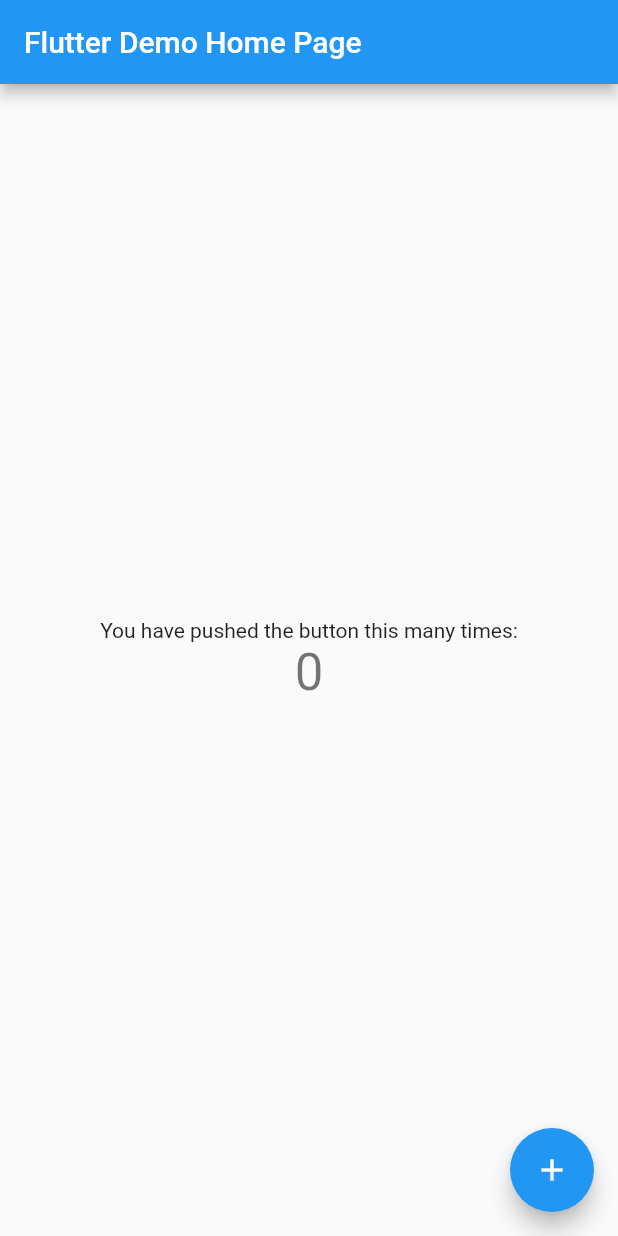
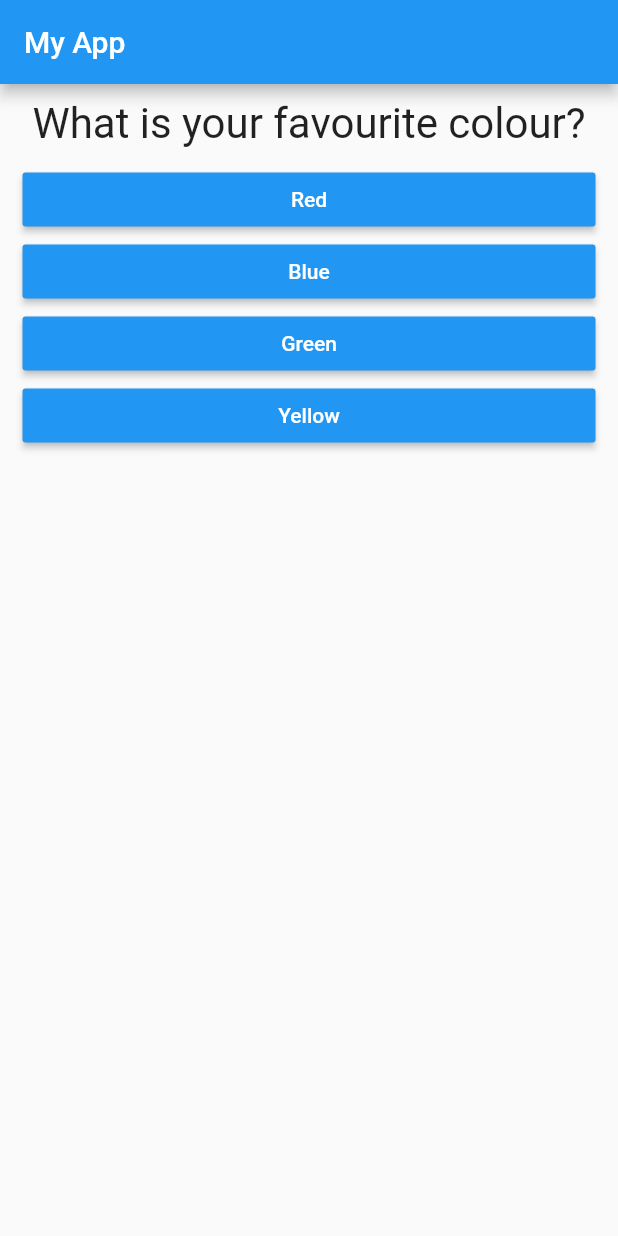
Before and after one commit to brandon-pickup/flutter, a Flutter app: the screen it shows after launch, on a phone screen of 412 x 824 dp. Run offline on Flutter 3.47's test engine with Material 2 defaults, Android fonts, the phone set to English and light mode, and no system bars.

Commit message:
Added all the little quiz bits into their own widgets. Section done

```diff
--- /dev/null
+++ b/flutter_quiz_app/lib/answer.dart
@@ -0,0 +1,22 @@
+import 'package:flutter/material.dart';
+
+class Answer extends StatelessWidget {
+  final Function onPressedHandler;
+  final String answerText;
+
+  Answer(this.onPressedHandler, this.answerText);
+
+  @override
+  Widget build(BuildContext context) {
+    return Container(
+      width: double.infinity,
+      margin: EdgeInsets.only(left: 15, right: 15),
+      child: RaisedButton(
+        child: Text(answerText),
+        color: Colors.blue,
+        textColor: Colors.white,
+        onPressed: onPressedHandler,
+      ),
+    );
+  }
+}
--- a/flutter_quiz_app/lib/main.dart
+++ b/flutter_quiz_app/lib/main.dart
@@ -1,117 +1,65 @@
 import 'package:flutter/material.dart';
+import './quiz.dart';
+import './result.dart';
 
-void main() {
-  runApp(MyApp());
-}
+void main() => runApp(MyApp());
 
-class MyApp extends StatelessWidget {
-  // This widget is the root of your application.
+class MyApp extends StatefulWidget {
   @override
-  Widget build(BuildContext context) {
-    return MaterialApp(
-      title: 'Flutter Demo',
-      theme: ThemeData(
-        // This is the theme of your application.
-        //
-        // Try running your application with "flutter run". You'll see the
-        // application has a blue toolbar. Then, without quitting the app, try
-        // changing the primarySwatch below to Colors.green and then invoke
-        // "hot reload" (press "r" in the console where you ran "flutter run",
-        // or simply save your changes to "hot reload" in a Flutter IDE).
-        // Notice that the counter didn't reset back to zero; the application
-        // is not restarted.
-        primarySwatch: Colors.blue,
-        // This makes the visual density adapt to the platform that you run
-        // the app on. For desktop platforms, the controls will be smaller and
-        // closer together (more dense) than on mobile platforms.
-        visualDensity: VisualDensity.adaptivePlatformDensity,
-      ),
-      home: MyHomePage(title: 'Flutter Demo Home Page'),
-    );
+  State<StatefulWidget> createState() {
+    return _MyAppState();
   }
 }
 
-class MyHomePage extends StatefulWidget {
-  MyHomePage({Key key, this.title}) : super(key: key);
+class _MyAppState extends State<MyApp> {
+  var _score = 0;
+  var _questionIndex = 0;
+  final _questions = const [
+    {
+      'questionText': 'What is your favourite colour?',
+      'answers': [
+        {'text': 'Red', 'score': 10},
+        {'text': 'Blue', 'score': 5},
+        {'text': 'Green', 'score': 3},
+        {'text': 'Yellow', 'score': 1}
+      ],
+    },
+    {
+      'questionText': 'What is your favourite animal?',
+      'answers': [
+        {'text': 'Dog', 'score': 1},
+        {'text': 'Cat', 'score': 5},
+        {'text': 'Unicorn', 'score': 10},
+      ],
+    },
+  ];
 
-  // This widget is the home page of your application. It is stateful, meaning
-  // that it has a State object (defined below) that contains fields that affect
-  // how it looks.
+  void _answerQuestion(int score) {
+    _score += score;
+    setState(() {
+      _questionIndex++;
+    });
+  }
 
-  // This class is the configuration for the state. It holds the values (in this
-  // case the title) provided by the parent (in this case the App widget) and
-  // used by the build method of the State. Fields in a Widget subclass are
-  // always marked "final".
-
-  final String title;
-
-  @override
-  _MyHomePageState createState() => _MyHomePageState();
-}
-
-class _MyHomePageState extends State<MyHomePage> {
-  int _counter = 0;
-
-  void _incrementCounter() {
+  void _resetQuiz()
+  {
     setState(() {
-      // This call to setState tells the Flutter framework that something has
-      // changed in this State, which causes it to rerun the build method below
-      // so that the display can reflect the updated values. If we changed
-      // _counter without calling setState(), then the build method would not be
-      // called again, and so nothing would appear to happen.
-      _counter++;
+      _questionIndex = 0;
+      _score = 0;
     });
   }
 
   @override
   Widget build(BuildContext context) {
-    // This method is rerun every time setState is called, for instance as done
-    // by the _incrementCounter method above.
-    //
-    // The Flutter framework has been optimized to make rerunning build methods
-    // fast, so that you can just rebuild anything that needs updating rather
-    // than having to individually change instances of widgets.
-    return Scaffold(
-      appBar: AppBar(
-        // Here we take the value from the MyHomePage object that was created by
-        // the App.build method, and use it to set our appbar title.
-        title: Text(widget.title),
+    return MaterialApp(
+      home: Scaffold(
+        appBar: AppBar(
+          title: Text("My App"),
+        ),
+        body: _questionIndex < _questions.length
+            ? Quiz(_questions, _questionIndex, _answerQuestion)
+            : Result(_score, _resetQuiz),
       ),
-      body: Center(
-        // Center is a layout widget. It takes a single child and positions it
-        // in the middle of the parent.
-        child: Column(
-          // Column is also a layout widget. It takes a list of children and
-          // arranges them vertically. By default, it sizes itself to fit its
-          // children horizontally, and tries to be as tall as its parent.
-          //
-          // Invoke "debug painting" (press "p" in the console, choose the
-          // "Toggle Debug Paint" action from the Flutter Inspector in Android
-          // Studio, or the "Toggle Debug Paint" command in Visual Studio Code)
-          // to see the wireframe for each widget.
-          //
-          // Column has various properties to control how it sizes itself and
-          // how it positions its children. Here we use mainAxisAlignment to
-          // center the children vertically; the main axis here is the vertical
-          // axis because Columns are vertical (the cross axis would be
-          // horizontal).
-          mainAxisAlignment: MainAxisAlignment.center,
-          children: <Widget>[
-            Text(
-              'You have pushed the button this many times:',
-            ),
-            Text(
-              '$_counter',
-              style: Theme.of(context).textTheme.headline4,
-            ),
-          ],
-        ),
-      ),
-      floatingActionButton: FloatingActionButton(
-        onPressed: _incrementCounter,
-        tooltip: 'Increment',
-        child: Icon(Icons.add),
-      ), // This trailing comma makes auto-formatting nicer for build methods.
     );
   }
 }
--- /dev/null
+++ b/flutter_quiz_app/lib/question.dart
@@ -0,0 +1,20 @@
+import 'package:flutter/material.dart';
+
+class Question extends StatelessWidget {
+  final String questionText;
+
+  Question(this.questionText);
+
+  @override
+  Widget build(BuildContext context) {
+    return Container(
+      width: double.infinity,
+      margin: EdgeInsets.all(10),
+      child: Text(
+        questionText,
+        style: TextStyle(fontSize: 28),
+        textAlign: TextAlign.center,
+      ),
+    );
+  }
+}
--- /dev/null
+++ b/flutter_quiz_app/lib/quiz.dart
@@ -0,0 +1,30 @@
+import 'package:flutter/material.dart';
+import './question.dart';
+import 'answer.dart';
+
+class Quiz extends StatelessWidget {
+  final List<Map<String, Object>> _questions;
+  final int _questionIndex;
+  final Function _answerQuestionHandler;
+
+  Quiz(
+    this._questions,
+    this._questionIndex,
+    this._answerQuestionHandler,
+  );
+
+  @override
+  Widget build(BuildContext context) {
+    return Column(
+      children: [
+        Question(
+          _questions[_questionIndex]['questionText'],
+        ),
+        ...(_questions[_questionIndex]['answers'] as List<Map<String,Object>>)
+            .map((answer) {
+          return Answer(() => _answerQuestionHandler(answer['score']), answer['text']);
+        }).toList(),
+      ],
+    );
+  }
+}
--- /dev/null
+++ b/flutter_quiz_app/lib/result.dart
@@ -0,0 +1,35 @@
+import 'package:flutter/material.dart';
+
+class Result extends StatelessWidget {
+  final int _score;
+  final Function _resetHandler;
+
+  Result(this._score, this._resetHandler);
+
+  String get resultPhrase => "You did it, with a final score of: $_score";
+
+  @override
+  Widget build(BuildContext context) {
+    return Center(
+      child: Column(
+        children: [
+          Text(
+            resultPhrase,
+            style: TextStyle(
+              fontSize: 36,
+              fontWeight: FontWeight.bold,
+            ),
+            textAlign: TextAlign.center,
+          ),
+          FlatButton(
+            child: Text(
+              "Reset Quiz!",
+            ),
+            textColor: Colors.blue,
+            onPressed: _resetHandler,
+          )
+        ],
+      ),
+    );
+  }
+}
```
